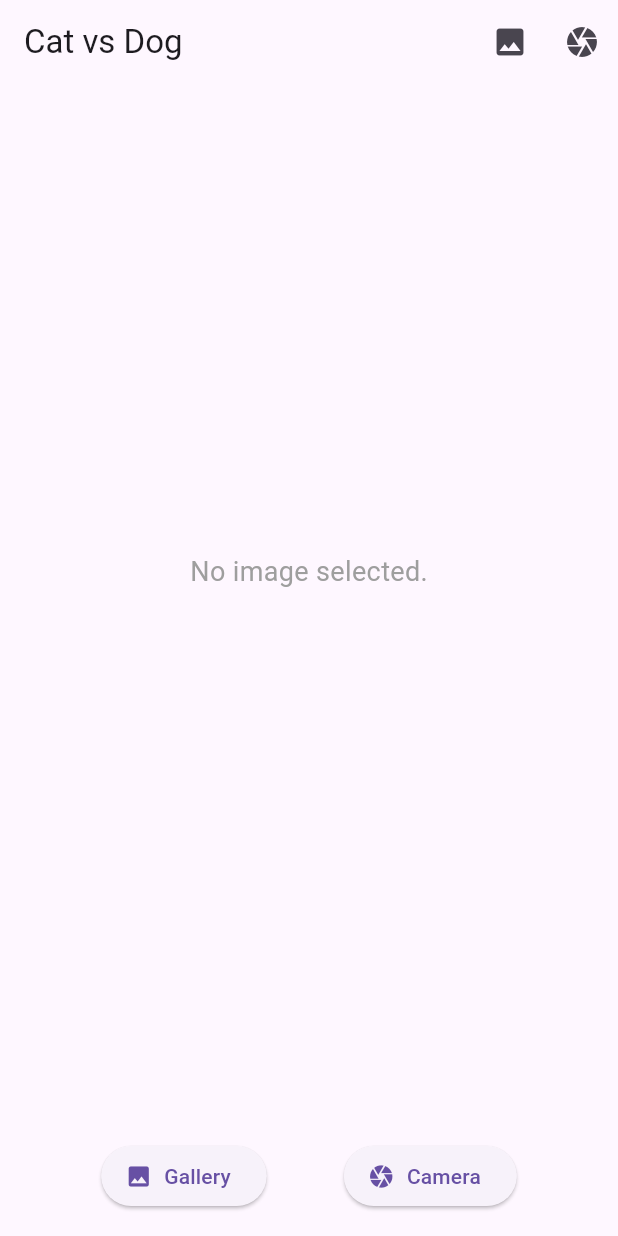
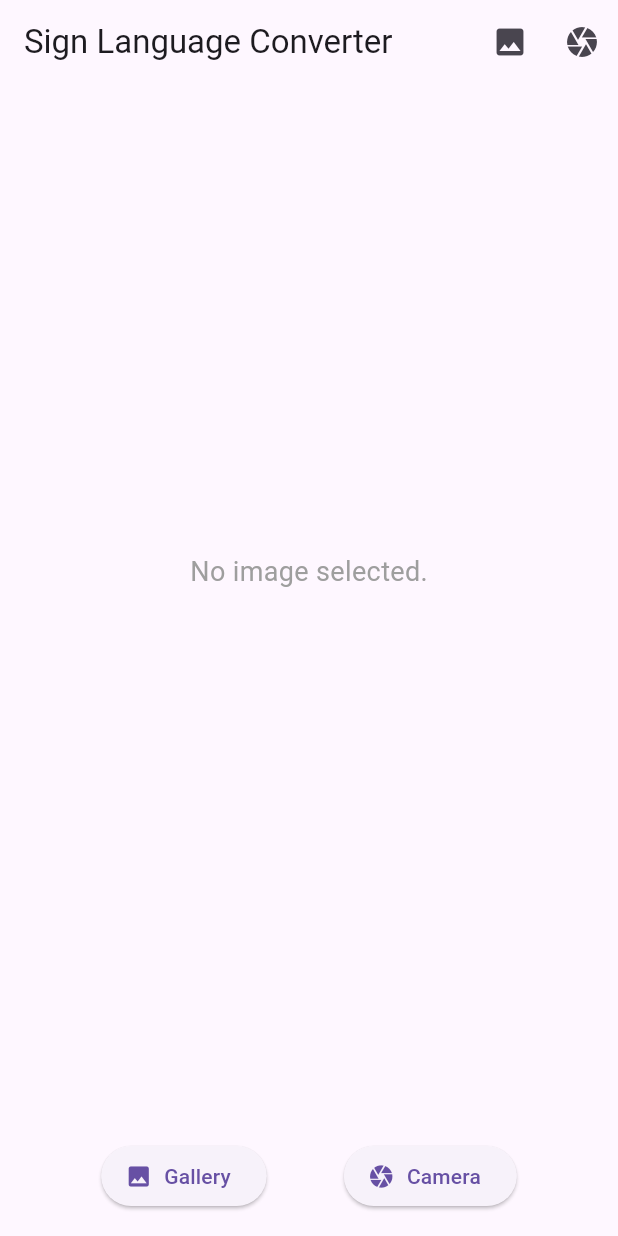
Before and after one commit to prasannaganesan1602/flutter_hand_sign, a Flutter app: the screen it shows after launch, on a phone screen of 412 x 824 dp. Run offline on Flutter 3.47's test engine with Material 3 defaults, Android fonts, the phone set to English and light mode, and no system bars; our stand-ins replace image_picker; missing offline and left inert: flutter_tflite.

Commit message:
title changed

```diff
--- a/lib/screens/HomeScreen.dart
+++ b/lib/screens/HomeScreen.dart
@@ -86,7 +86,7 @@ class _HomeScreenState extends State<HomeScreen> {
   Widget build(BuildContext context) {
     return Scaffold(
       appBar: AppBar(
-        title: const Text("Cat vs Dog"),
+        title: const Text("Sign Language Converter"),
         actions: [
           IconButton(
             icon: const Icon(Icons.photo),
```
